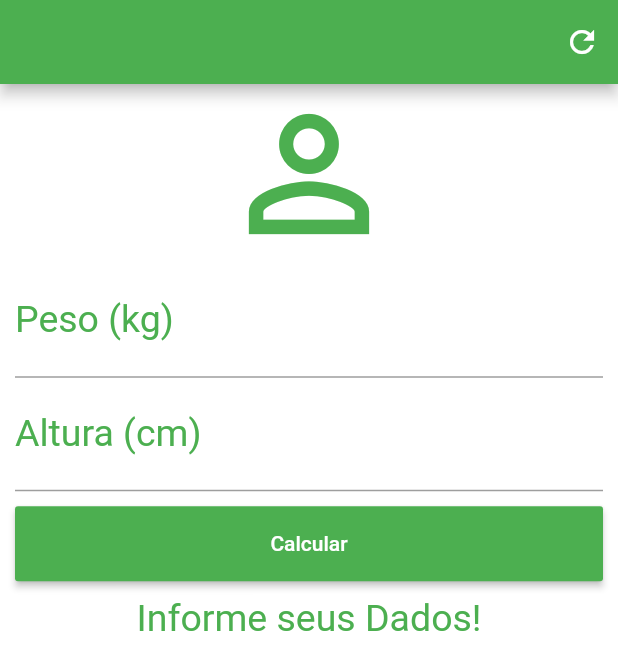
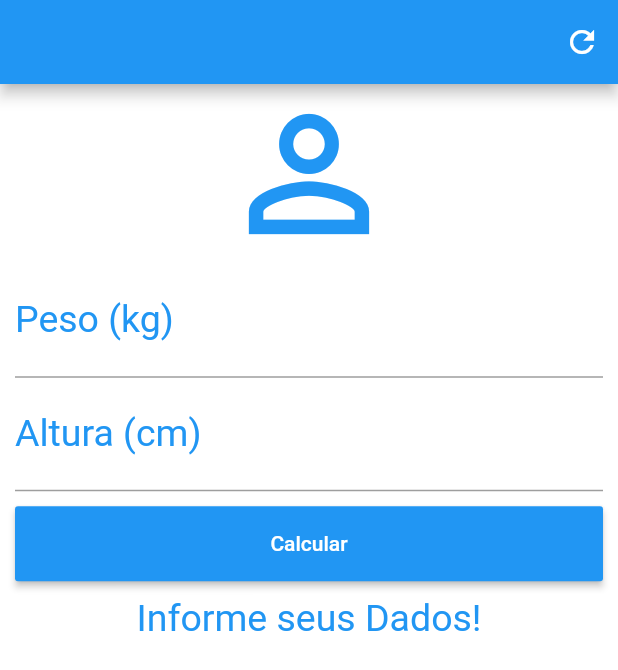
Before and after one commit to lcostasilva/CalculadoradeIMCFlutter, a Flutter app: the screen it shows after launch, on a phone screen of 412 x 824 dp. Shown: the top 670 px of the screen. Run offline on Flutter 3.47's test engine with Material 2 defaults, Android fonts, the phone set to English and light mode, and no system bars.

Commit message:
Update Color

```diff
--- a/lib/main.dart
+++ b/lib/main.dart
@@ -54,7 +54,7 @@ class _HomeState extends State<Home> {
   Widget build(BuildContext context) {
     return Scaffold(
       appBar: AppBar(
-        backgroundColor: Colors.green,
+        backgroundColor: Colors.blue,
         actions: <Widget>[
           IconButton(
             icon: Icon(Icons.refresh),
@@ -70,14 +70,14 @@ class _HomeState extends State<Home> {
             child: Column(
               crossAxisAlignment: CrossAxisAlignment.stretch,
               children: <Widget>[
-                Icon(Icons.person_outline, size: 120.0, color: Colors.green),
+                Icon(Icons.person_outline, size: 120.0, color: Colors.blue),
                 TextFormField(
                   keyboardType: TextInputType.number,
                   decoration: InputDecoration(
                       labelText: "Peso (kg)",
-                      labelStyle: TextStyle(color: Colors.green)),
+                      labelStyle: TextStyle(color: Colors.blue)),
                   textAlign: TextAlign.center,
-                  style: TextStyle(color: Colors.green, fontSize: 25.0),
+                  style: TextStyle(color: Colors.blue, fontSize: 25.0),
                   controller: weightController,
                   validator: (value) {
                     return value.isEmpty ? 'Insira seu peso!' : null;
@@ -87,10 +87,10 @@ class _HomeState extends State<Home> {
                   keyboardType: TextInputType.number,
                   decoration: InputDecoration(
                     labelText: "Altura (cm)",
-                    labelStyle: TextStyle(color: Colors.green),
+                    labelStyle: TextStyle(color: Colors.blue),
                   ),
                   textAlign: TextAlign.center,
-                  style: TextStyle(color: Colors.green, fontSize: 25.0),
+                  style: TextStyle(color: Colors.blue, fontSize: 25.0),
                   controller: heightController,
                   validator: (value) {
                     return value.isEmpty ? 'Insira sua Altura!' : null;
@@ -110,14 +110,14 @@ class _HomeState extends State<Home> {
                         "Calcular",
                         style: TextStyle(color: Colors.white),
                       ),
-                      color: Colors.green,
+                      color: Colors.blue,
                     ),
                   ),
                 ),
                 Text(
                   _infoText,
                   textAlign: TextAlign.center,
-                  style: TextStyle(color: Colors.green, fontSize: 25.0),
+                  style: TextStyle(color: Colors.blue, fontSize: 25.0),
                 ),
               ],
             ),
```
